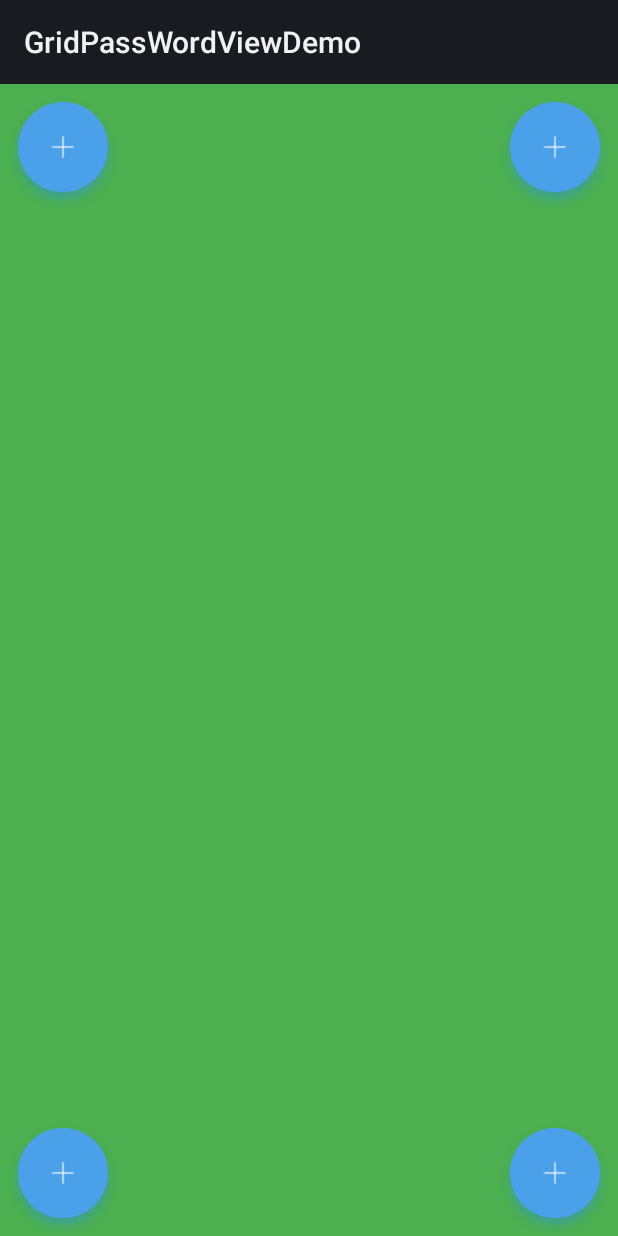
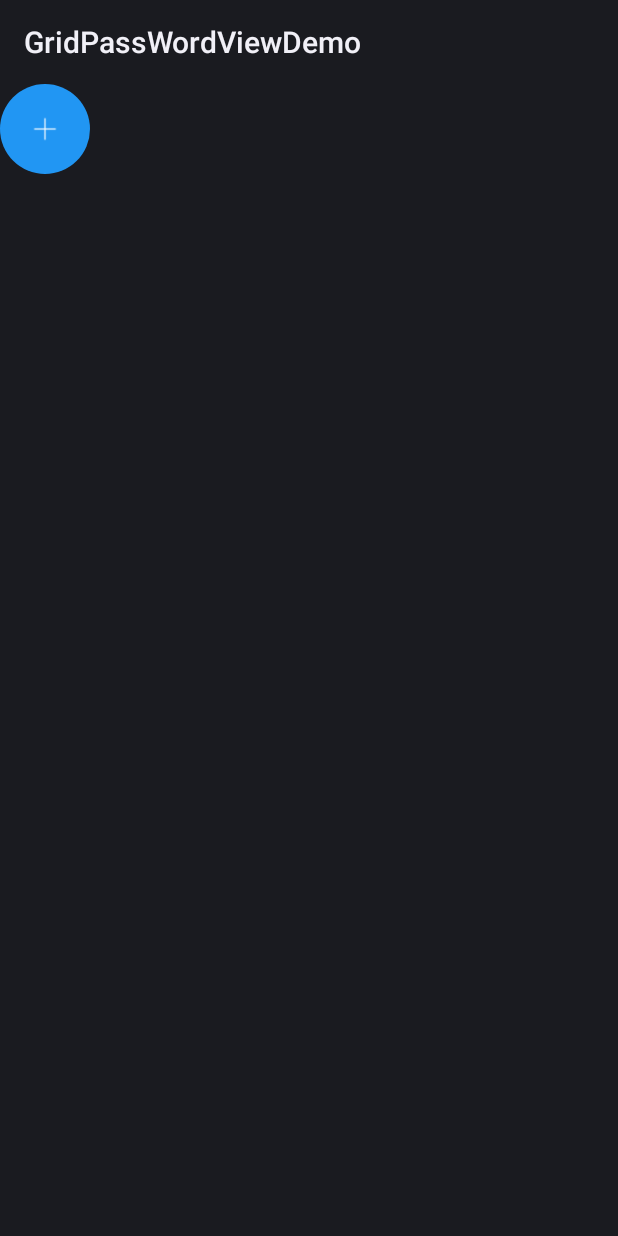
Before and after one commit to zhangyanru/MyTestApp, an Android app: the ArcMenu2Activity screen opened directly, with no data from a screen before it, on a phone screen of 412 x 824 dp. Run offline under Robolectric (Android 15) with nearby library versions, the phone set to English and light mode, and no system bars.

Commit message:
修改ArcMenu

```diff
--- a/app/src/main/java/com/example/myapp/activity/ArcMenu2Activity.java
+++ b/app/src/main/java/com/example/myapp/activity/ArcMenu2Activity.java
@@ -21,7 +21,7 @@ public class ArcMenu2Activity extends Activity {
     @Override
     protected void onCreate(Bundle savedInstanceState) {
         super.onCreate(savedInstanceState);
-        setContentView(R.layout.arc_menu3);
+        setContentView(R.layout.arc3_left_bottom);
 
 //        ArcMenu2 arcMenu1 = (ArcMenu2)findViewById(R.id.arc_menu_1);
 //        arcMenu1.setOnChildClickListener(new ArcMenu2.OnChildClickListener() {
@@ -31,12 +31,12 @@ public class ArcMenu2Activity extends Activity {
 //            }
 //        });
 
-        ArcMenu2 arcMenu2 = (ArcMenu2)findViewById(R.id.arc_menu_2);
-        arcMenu2.setOnChildClickListener(new ArcMenu2.OnChildClickListener() {
-            @Override
-            public void OnChildClick(View view, int position) {
-                Toast.makeText(ArcMenu2Activity.this,position + "",Toast.LENGTH_SHORT).show();
-            }
-        });
+//        ArcMenu2 arcMenu2 = (ArcMenu2)findViewById(R.id.arc_menu_2);
+//        arcMenu2.setOnChildClickListener(new ArcMenu2.OnChildClickListener() {
+//            @Override
+//            public void OnChildClick(View view, int position) {
+//                Toast.makeText(ArcMenu2Activity.this,position + "",Toast.LENGTH_SHORT).show();
+//            }
+//        });
     }
 }
--- /dev/null
+++ b/app/src/main/java/com/example/myapp/view/ArcMenu3.java
@@ -0,0 +1,450 @@
+package com.example.myapp.view;
+
+import android.animation.Animator;
+import android.animation.AnimatorSet;
+import android.animation.ObjectAnimator;
+import android.content.Context;
+import android.content.res.TypedArray;
+import android.util.AttributeSet;
+import android.util.Log;
+import android.view.View;
+import android.view.ViewGroup;
+import android.view.animation.Animation;
+import android.view.animation.RotateAnimation;
+
+import com.example.myapp.R;
+
+import java.util.ArrayList;
+
+/**
+ * Created by zyr
+ * DATE: 15-11-25
+ * Time: 下午1:49
+ * Email: yanru.zhang@renren-inc.com
+ */
+public class ArcMenu3 extends ViewGroup {
+    private Context context;
+    private float mR = 500;//半径
+    private Position mPosition = Position.RIGHT_BOTTOM;
+    private int pointX;
+    private int pointY;
+    private boolean isPointById = false;//是第一个子iew旋转还是子iew中的一个特定的id的view旋转
+    private int pointId;
+    private View pointView;
+    private ArrayList<Float> childX = new ArrayList<Float>();
+    private ArrayList<Float> childY = new ArrayList<Float>();
+    /**
+     * 用户点击的按钮
+     */
+    private View pointBtn;
+    /**
+     * 当前ArcMenu的状态
+     */
+    private Status mCurrentStatus = Status.CLOSE;
+    /**
+     * 设置菜单现实的位置，四选1，默认右下
+     */
+    public enum Position
+    {
+        LEFT_TOP, RIGHT_TOP, RIGHT_BOTTOM, LEFT_BOTTOM;
+    }
+    /**
+     * 状态的枚举类
+     *
+     */
+    public enum Status
+    {
+        OPEN, CLOSE
+    }
+    /**
+     * 回调接口
+     */
+    private OnChildClickListener iOnChildClickListener = null;
+    public interface OnChildClickListener{
+        public void OnChildClick(View view,int position);
+    }
+
+    public ArcMenu3(Context context) {
+        this(context, null);
+    }
+
+    public ArcMenu3(Context context, AttributeSet attrs) {
+        this(context, attrs, 0);
+    }
+
+    public ArcMenu3(Context context, AttributeSet attrs, int defStyle) {
+        super(context, attrs, defStyle);
+        this.context = context;
+        TypedArray array = context.obtainStyledAttributes(attrs, R.styleable.ArcMenu3);
+        for(int i=0;i<array.length();i++){
+            int attr = array.getIndex(i);
+            switch (attr){
+                case R.styleable.ArcMenu3_arc3_r:
+                    mR = array.getDimension(R.styleable.ArcMenu3_arc3_r,500);
+                    break;
+                case R.styleable.ArcMenu3_pointId3:
+                    pointId = array.getResourceId(R.styleable.ArcMenu3_pointId3,0);
+                    break;
+                case R.styleable.ArcMenu3_isPointById3:
+                    isPointById = array.getBoolean(R.styleable.ArcMenu3_isPointById3,false);
+                    break;
+                case R.styleable.ArcMenu3_position_arc3:
+                    int val = array.getInteger(R.styleable.ArcMenu3_position_arc3, 3);
+                    Log.d("zyr","position" + val);
+                    switch (val)
+                    {
+                        case 0:
+                            mPosition = Position.LEFT_TOP;
+                            break;
+                        case 1:
+                            mPosition = Position.LEFT_BOTTOM;
+                            break;
+                        case 2:
+                            mPosition = Position.RIGHT_TOP;
+                            break;
+                        case 3:
+                            mPosition = Position.RIGHT_BOTTOM;
+                            break;
+                    }
+                    break;
+            }
+        }
+        array.recycle();
+        initView();
+    }
+    private void initView() {
+
+    }
+
+    @Override
+    protected void onMeasure(int widthMeasureSpec, int heightMeasureSpec) {
+        int count = getChildCount();
+        for (int i = 0; i < count; i++)
+        {
+            // mesure child
+            getChildAt(i).measure(MeasureSpec.UNSPECIFIED,
+                    MeasureSpec.UNSPECIFIED);
+        }
+        super.onMeasure(widthMeasureSpec, heightMeasureSpec);
+    }
+
+    @Override
+    protected void onLayout(boolean changed, int l, int t, int r, int b) {
+        if (changed)
+        {
+            layoutPointButton(l,t,r,b);
+            int count = getChildCount();
+            for (int i = 1; i < count; i++)
+            {
+                View child = getChildAt(i);
+                child.setVisibility(View.GONE);
+
+                int cx = (int) (mR *  Math.sin(Math.PI / 2 / (count - 2) * (i-1))  );
+                int cy = (int) (mR *  Math.cos(Math.PI / 2 / (count - 2) * (i-1))  );
+                // childview width
+                int cWidth = child.getMeasuredWidth();
+                // childview height
+                int cHeight = child.getMeasuredHeight();
+
+                if(mPosition ==Position.LEFT_TOP){
+                    cx = pointX + cx - cWidth/2;
+                    cy = pointY + cy - cHeight/2;
+                }
+
+                if(mPosition ==Position.LEFT_BOTTOM){
+                    cx = pointX + cx - cWidth/2;
+                    cy = pointY - cy - cHeight/2;
+                }
+
+                if(mPosition ==Position.RIGHT_TOP){
+                    cx = pointX - cx - cWidth/2;
+                    cy = pointY + cy - cHeight/2;
+                }
+
+                if(mPosition ==Position.RIGHT_BOTTOM){
+                    cx = pointX - cx - cWidth/2;
+                    cy = pointY - cy - cHeight/2;
+                }
+
+                childX.add(cx + 0.0f);
+                childY.add(cy + 0.0f);
+
+                Log.e("zyr", "child " + i + ":" + cx + " , " + cy);
+//                child.layout(cx, cy, cx + cWidth, cy + cHeight);
+                child.layout(childX.get(0).intValue(),childY.get(0).intValue(), childX.get(0).intValue() + cWidth, childY.get(0).intValue() + cHeight);
+            }
+
+        }
+    }
+
+    private void layoutPointButton(int l,int t,int r,int b) {
+        pointBtn = getChildAt(0);
+        if(isPointById){
+            pointView = pointBtn.findViewById(pointId);
+        }
+        pointBtn.setOnClickListener(new View.OnClickListener() {
+            @Override
+            public void onClick(View v) {
+                if(isPointById){
+                    rotateView(pointView, 0f, 270f, 300);
+                }else{
+                    rotateView(pointBtn, 0f, 270f, 300);
+                }
+                toggleMenu(300);
+            }
+        });
+
+        int x = l;
+        int y = t;
+        int width = pointBtn.getMeasuredWidth();
+        int height = pointBtn.getMeasuredHeight();
+        switch (mPosition)
+        {
+            case LEFT_TOP:
+                break;
+            case LEFT_BOTTOM:
+                x = l;
+                y = b -height;
+                break;
+            case RIGHT_TOP:
+                x = r - width;
+                y = t;
+
+                break;
+            case RIGHT_BOTTOM:
+                x = r - width;
+                y = b - height;
+
+                break;
+
+        }
+        pointX = x + width/2;
+        pointY = y + height/2;
+        childX.add( x + 0.0f);
+        childY.add( y + 0.0f);
+        Log.e("zyr", "l,t:" + l + " , " + t);
+        Log.e("zyr", "child 0:" + x + " , " + y);
+        pointBtn.layout(x, y, x + width, y + height);
+    }
+    /**
+     * 按钮的旋转动画
+     *
+     * @param view
+     * @param fromDegrees
+     * @param toDegrees
+     * @param durationMillis
+     */
+    public static void rotateView(View view, float fromDegrees,
+                                  float toDegrees, int durationMillis)
+    {
+        RotateAnimation rotate = new RotateAnimation(fromDegrees, toDegrees,
+                Animation.RELATIVE_TO_SELF, 0.5f, Animation.RELATIVE_TO_SELF,
+                0.5f);
+        rotate.setDuration(durationMillis);
+        rotate.setFillAfter(true);
+        view.startAnimation(rotate);
+    }
+
+    public void toggleMenu(int durationMillis)
+    {
+        int count = getChildCount();
+        for (int i = 1; i < count; i++)
+        {
+            final View childView = getChildAt(i);
+            childView.setVisibility(View.VISIBLE);
+
+            if (mCurrentStatus == Status.CLOSE)
+            {// to open
+
+                AnimatorSet animatorSet = new AnimatorSet();
+                ObjectAnimator transXAnim =  ObjectAnimator.ofFloat(childView, "x", childX.get(i)).setDuration(durationMillis);
+                ObjectAnimator transYAnim =  ObjectAnimator.ofFloat(childView, "y", childY.get(i)).setDuration(durationMillis);
+                ObjectAnimator alphaAnim =   ObjectAnimator.ofFloat(childView, "alpha", 0.0f, 1.0f).setDuration(durationMillis);
+                ObjectAnimator rotateAnim =  ObjectAnimator.ofFloat(childView,"rotation",0.0f,720f).setDuration(durationMillis);
+
+                animatorSet.setDuration(durationMillis);
+                animatorSet.playTogether(transXAnim, transYAnim, alphaAnim, rotateAnim);
+                animatorSet.addListener(new Animator.AnimatorListener() {
+                    @Override
+                    public void onAnimationStart(Animator animation) {
+
+                    }
+
+                    @Override
+                    public void onAnimationEnd(Animator animation) {
+                        mCurrentStatus = Status.OPEN;
+                    }
+
+                    @Override
+                    public void onAnimationCancel(Animator animation) {
+
+                    }
+
+                    @Override
+                    public void onAnimationRepeat(Animator animation) {
+
+                    }
+                });
+                animatorSet.start();
+            } else {// to close
+
+                AnimatorSet animatorSet = new AnimatorSet();
+                ObjectAnimator transXAnim = ObjectAnimator.ofFloat(childView, "x",pointX).setDuration(durationMillis);
+
+                ObjectAnimator transYAnim = ObjectAnimator.ofFloat(childView, "y",pointY).setDuration(durationMillis);
+
+                ObjectAnimator alphaAnim =   ObjectAnimator.ofFloat(childView, "alpha", 1.0f,0.0f).setDuration(durationMillis);
+
+                ObjectAnimator rotateAnim =  ObjectAnimator.ofFloat(childView,"rotation",0.0f,720f).setDuration(durationMillis);
+
+                animatorSet.setDuration(durationMillis);
+                animatorSet.playTogether(transXAnim, transYAnim, alphaAnim, rotateAnim);
+                animatorSet.addListener(new Animator.AnimatorListener() {
+                    @Override
+                    public void onAnimationStart(Animator animation) {
+
+                    }
+
+                    @Override
+                    public void onAnimationEnd(Animator animation) {
+                        mCurrentStatus = Status.CLOSE;
+                    }
+
+                    @Override
+                    public void onAnimationCancel(Animator animation) {
+
+                    }
+
+                    @Override
+                    public void onAnimationRepeat(Animator animation) {
+
+                    }
+                });
+                animatorSet.start();
+
+            }
+
+            final int index = i -1;
+            childView.setOnClickListener(new View.OnClickListener()
+            {
+                @Override
+                public void onClick(View v)
+                {
+                    menuItemAnin(index + 1);
+                    mCurrentStatus = Status.CLOSE;
+
+                    postDelayed(new Runnable() {
+                        @Override
+                        public void run() {
+                            if (iOnChildClickListener != null){
+                                iOnChildClickListener.OnChildClick(childView,index);
+                            }
+                        }
+                    },300);
+                }
+            });
+
+        }
+        Log.e("zyr", mCurrentStatus.name() + "");
+    }
+    /**
+     * 开始菜单动画，点击的MenuItem放大消失，其他的缩小消失
+     * @param item
+     */
+    private void menuItemAnin(int item)
+    {
+        for (int i = 1; i < getChildCount(); i++)
+        {
+            View childView = getChildAt(i);
+            if (i == item)
+            {
+                scaleBigAnim(childView, 300);
+            } else
+            {
+                scaleSmallAnim(childView,300);
+            }
+        }
+    }
+    /**
+     * 放大，透明度降低
+     * @param durationMillis
+     * @return
+     */
+    private void scaleBigAnim(final View childView,int durationMillis)
+    {
+        AnimatorSet animatorSet = new AnimatorSet();
+        ObjectAnimator alphaAnim = ObjectAnimator.ofFloat(childView,"alpha",0.0f).setDuration(durationMillis);
+        ObjectAnimator scalXAnim = ObjectAnimator.ofFloat(childView,"scaleX",4.0f).setDuration(durationMillis);
+        ObjectAnimator scalYAnim = ObjectAnimator.ofFloat(childView,"scaleY",4.0f).setDuration(durationMillis);
+        animatorSet.setDuration(durationMillis);
+        animatorSet.playTogether(alphaAnim, scalXAnim, scalYAnim);
+        animatorSet.addListener(new Animator.AnimatorListener() {
+            @Override
+            public void onAnimationStart(Animator animation) {
+
+            }
+
+            @Override
+            public void onAnimationEnd(Animator animation) {
+                childView.setScaleX(1.0f);
+                childView.setScaleY(1.0f);
+                childView.setX(pointX);
+                childView.setY(pointY);
+            }
+
+            @Override
+            public void onAnimationCancel(Animator animation) {
+
+            }
+
+            @Override
+            public void onAnimationRepeat(Animator animation) {
+
+            }
+        });
+        animatorSet.start();
+    }
+    /**
+     * 缩小消失
+     * @param durationMillis
+     * @return
+     */
+    private void scaleSmallAnim(final View childView,int durationMillis)
+    {
+        AnimatorSet animatorSet = new AnimatorSet();
+        ObjectAnimator alphaAnim = ObjectAnimator.ofFloat(childView,"alpha",0.0f).setDuration(durationMillis);
+        ObjectAnimator scalXAnim = ObjectAnimator.ofFloat(childView,"scaleX",0.0f).setDuration(durationMillis);
+        ObjectAnimator scalYAnim = ObjectAnimator.ofFloat(childView,"scaleY",0.0f).setDuration(durationMillis);
+        animatorSet.setDuration(durationMillis);
+        animatorSet.playTogether(alphaAnim, scalXAnim, scalYAnim);
+        animatorSet.addListener(new Animator.AnimatorListener() {
+            @Override
+            public void onAnimationStart(Animator animation) {
+
+            }
+
+            @Override
+            public void onAnimationEnd(Animator animation) {
+                childView.setScaleX(1.0f);
+                childView.setScaleY(1.0f);
+                childView.setX(pointX);
+                childView.setY(pointY);
+            }
+
+            @Override
+            public void onAnimationCancel(Animator animation) {
+
+            }
+
+            @Override
+            public void onAnimationRepeat(Animator animation) {
+
+            }
+        });
+        animatorSet.start();
+    }
+
+    public void setOnChildClickListener(final OnChildClickListener onChildClickListener){
+        this.iOnChildClickListener = onChildClickListener;
+    }
+}
--- /dev/null
+++ b/app/src/main/res/drawable/arc_blue_bg.xml
@@ -0,0 +1,4 @@
+<?xml version="1.0" encoding="utf-8"?>
+<shape android:shape="oval" xmlns:android="http://schemas.android.com/apk/res/android">
+    <solid android:color="#2196F3"/>
+</shape>
--- /dev/null
+++ b/app/src/main/res/layout/arc3_left_bottom.xml
@@ -0,0 +1,43 @@
+<?xml version="1.0" encoding="utf-8"?>
+<com.example.myapp.view.ArcMenu3 xmlns:android="http://schemas.android.com/apk/res/android"
+    xmlns:app="http://schemas.android.com/apk/res-auto"
+    android:layout_width="wrap_content"
+    android:layout_height="wrap_content"
+    app:position_arc3="left_top_arc3">
+    <RelativeLayout android:layout_width="60dp"
+        android:layout_height="60dp"
+        android:background="@drawable/arc_blue_bg"
+        >
+        <ImageView
+            android:layout_width="20dp"
+            android:layout_height="20dp"
+            android:layout_centerInParent="true"
+            android:src="@drawable/icon_arcmenu" />
+    </RelativeLayout>
+    <ImageView
+        android:layout_width="wrap_content"
+        android:layout_height="wrap_content"
+        android:layout_centerInParent="true"
+        android:src="@drawable/icon_dropbox" />
+
+    <ImageView
+        android:layout_width="wrap_content"
+        android:layout_height="wrap_content"
+        android:layout_centerInParent="true"
+        android:src="@drawable/icon_email"
+        android:tag="Camera" />
+
+    <ImageView
+        android:layout_width="wrap_content"
+        android:layout_height="wrap_content"
+        android:layout_centerInParent="true"
+        android:src="@drawable/icon_photo"
+        android:tag="Sun" />
+    <ImageView
+        android:layout_width="wrap_content"
+        android:layout_height="wrap_content"
+        android:layout_centerInParent="true"
+        android:src="@drawable/icon_album"
+        android:tag="Sun" />
+
+</com.example.myapp.view.ArcMenu3>
--- a/app/src/main/res/layout/arc_menu2.xml
+++ b/app/src/main/res/layout/arc_menu2.xml
@@ -1,20 +1,17 @@
 <?xml version="1.0" encoding="utf-8"?>
-<LinearLayout xmlns:android="http://schemas.android.com/apk/res/android"
-    xmlns:app="http://schemas.android.com/apk/res-auto"
-    android:orientation="vertical"
+<com.example.myapp.view.ArcMenu2
+    android:id="@+id/arc_menu_2"
     android:layout_width="wrap_content"
-    android:layout_height="wrap_content">
-    <com.example.myapp.view.ArcMenu2
-        android:id="@+id/arc_menu_2"
-        android:layout_width="wrap_content"
-        android:layout_height="wrap_content"
-        app:position2="right_top"
-        app:pointId ="@+id/point"
-        app:isPointById = "true">
+    android:layout_height="wrap_content"
+    app:position2="right_top"
+    app:pointId="@+id/point"
+    app:isPointById="false"
+    xmlns:android="http://schemas.android.com/apk/res/android"
+    xmlns:app="http://schemas.android.com/apk/res-auto">
 
         <RelativeLayout android:layout_width="60dp"
             android:layout_height="60dp"
-            android:background="@drawable/icon_arcmenu_bg"
+            android:background="@drawable/arc_blue_bg"
             >
             <ImageView android:id="@+id/point"
                 android:layout_width="20dp"
@@ -48,4 +45,3 @@
             android:src="@drawable/icon_album"
             android:tag="Sun" />
     </com.example.myapp.view.ArcMenu2>
-</LinearLayout>
--- a/app/src/main/res/layout/arc_menu3.xml
+++ b/app/src/main/res/layout/arc_menu3.xml
@@ -3,8 +3,5 @@
     android:orientation="vertical" android:layout_width="match_parent"
     android:layout_height="match_parent"
     android:background="@color/accent">
-    <include layout="@layout/arc_menu2" />
-    <include layout="@layout/arc_menu_lefttop"/>
     <include layout="@layout/arc_menu_leftbuttom"/>
-    <include layout="@layout/arc_menu_rightbottom"/>
 </RelativeLayout>
--- a/app/src/main/res/layout/arc_menu_leftbuttom.xml
+++ b/app/src/main/res/layout/arc_menu_leftbuttom.xml
@@ -1,21 +1,16 @@
 <?xml version="1.0" encoding="utf-8"?>
-<LinearLayout xmlns:android="http://schemas.android.com/apk/res/android"
-    xmlns:app="http://schemas.android.com/apk/res-auto"
-    android:orientation="vertical"
-    android:layout_width="wrap_content"
-    android:layout_height="wrap_content">
-    <com.example.myapp.view.ArcMenu2
+    <com.example.myapp.view.ArcMenu3
+        xmlns:android="http://schemas.android.com/apk/res/android"
+        xmlns:app="http://schemas.android.com/apk/res-auto"
         android:layout_width="wrap_content"
         android:layout_height="wrap_content"
-        app:position2="left_bottom"
-        app:pointId ="@+id/point3"
-        app:isPointById = "true">
+    app:position_arc3="left_bottom_arc3">
 
         <RelativeLayout android:layout_width="60dp"
             android:layout_height="60dp"
-            android:background="@drawable/icon_arcmenu_bg"
+            android:background="@drawable/arc_blue_bg"
             >
-            <ImageView android:id="@+id/point3"
+            <ImageView android:id="@+id/point2"
                 android:layout_width="20dp"
                 android:layout_height="20dp"
                 android:layout_centerInParent="true"
@@ -46,5 +41,4 @@
             android:layout_centerInParent="true"
             android:src="@drawable/icon_album"
             android:tag="Sun" />
-    </com.example.myapp.view.ArcMenu2>
-</LinearLayout>
+    </com.example.myapp.view.ArcMenu3>
--- a/app/src/main/res/layout/arc_menu_lefttop.xml
+++ b/app/src/main/res/layout/arc_menu_lefttop.xml
@@ -1,19 +1,16 @@
 <?xml version="1.0" encoding="utf-8"?>
-<LinearLayout xmlns:android="http://schemas.android.com/apk/res/android"
-    xmlns:app="http://schemas.android.com/apk/res-auto"
-    android:orientation="vertical"
-    android:layout_width="wrap_content"
-    android:layout_height="wrap_content">
     <com.example.myapp.view.ArcMenu2
+        xmlns:android="http://schemas.android.com/apk/res/android"
+        xmlns:app="http://schemas.android.com/apk/res-auto"
         android:layout_width="wrap_content"
         android:layout_height="wrap_content"
         app:position2="left_top"
         app:pointId ="@+id/point4"
-        app:isPointById = "true">
+        app:isPointById = "false">
 
         <RelativeLayout android:layout_width="60dp"
             android:layout_height="60dp"
-            android:background="@drawable/icon_arcmenu_bg"
+            android:background="@drawable/arc_blue_bg"
             >
             <ImageView android:id="@+id/point4"
                 android:layout_width="20dp"
@@ -47,4 +44,3 @@
             android:src="@drawable/icon_album"
             android:tag="Sun" />
     </com.example.myapp.view.ArcMenu2>
-</LinearLayout>
--- a/app/src/main/res/layout/arc_menu_rightbottom.xml
+++ b/app/src/main/res/layout/arc_menu_rightbottom.xml
@@ -1,19 +1,16 @@
 <?xml version="1.0" encoding="utf-8"?>
-<LinearLayout xmlns:android="http://schemas.android.com/apk/res/android"
-    xmlns:app="http://schemas.android.com/apk/res-auto"
-    android:orientation="vertical"
-    android:layout_width="match_parent"
-    android:layout_height="match_parent">
-    <com.example.myapp.view.ArcMenu2
+    <com.example.myapp.view.ArcMenu3
+        xmlns:android="http://schemas.android.com/apk/res/android"
+        xmlns:app="http://schemas.android.com/apk/res-auto"
         android:layout_width="wrap_content"
         android:layout_height="wrap_content"
-        app:position2="right_bottom"
-        app:pointId ="@+id/point2"
-        app:isPointById = "true">
+        app:position_arc3="right_bottom_arc3"
+        app:pointId3 ="@+id/point2"
+        app:isPointById3 = "false">
 
         <RelativeLayout android:layout_width="60dp"
             android:layout_height="60dp"
-            android:background="@drawable/icon_arcmenu_bg"
+            android:background="@drawable/arc_blue_bg"
             >
             <ImageView android:id="@+id/point2"
                 android:layout_width="20dp"
@@ -46,5 +43,4 @@
             android:layout_centerInParent="true"
             android:src="@drawable/icon_album"
             android:tag="Sun" />
-    </com.example.myapp.view.ArcMenu2>
-</LinearLayout>
+    </com.example.myapp.view.ArcMenu3>
```
Also changed, not shown: app/src/main/res/values/attrs.xml (+12 -0 lines), 61 other files.
